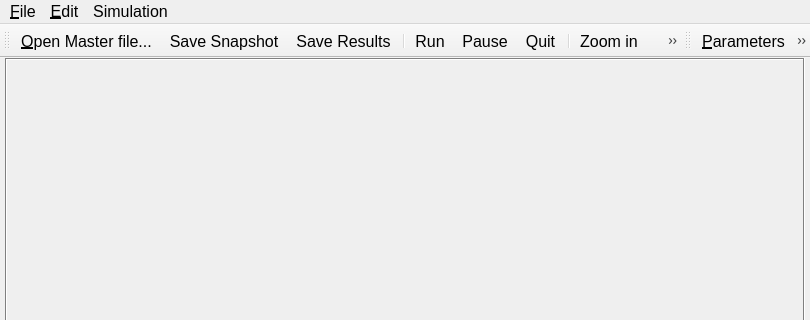
Above: trunk/gui/canvas_qt4.ui from OdedCats/mezzo before the change; both pictures show x 0 to 810 and y 0 to 320 of the 810 by 660 pixel window. Below: the same form after it.
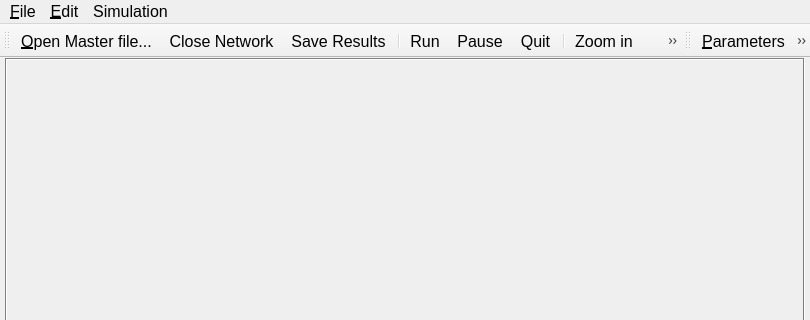
That is the form after the change. Icons and pictures are not drawn.

Commit message: Added "close network" that closes and resets the GUI for new network

What changed in the file:
```diff
--- a/trunk/gui/canvas_qt4.ui
+++ b/trunk/gui/canvas_qt4.ui
@@ -653,7 +653,7 @@
     <bool>false</bool>
    </attribute>
    <addaction name="openmasterfile" />
-   <addaction name="savescreenshot" />
+   <addaction name="closenetwork" />
    <addaction name="saveresults" />
    <addaction name="separator" />
    <addaction name="run" />
```
Left out of the diff: 8 changed lines with no effect on the pictures. The commit also changes 2 other files.
